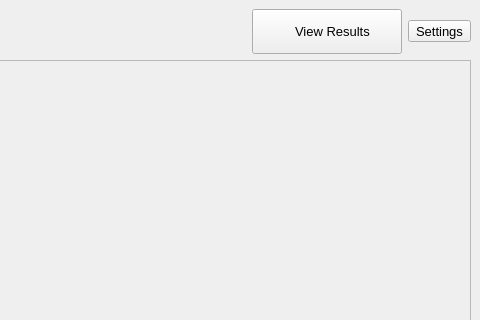
Above: src/crystalaspects/gui/mainwindow.ui from CrystalGrowerOrg/cgaspects before the change; both pictures show x 920 to 1400 and y 0 to 320 of the 1400 by 847 pixel window. Below: the same form after it.
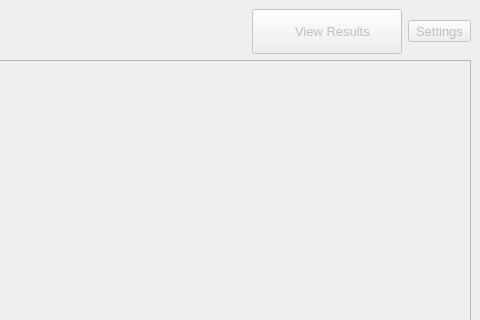
That is the form after the change. The open tabs and pages were chosen to show the change. Icons and pictures are not drawn.

Commit message: xyz double loading issue fixed and sliders connected

The edit to the form file:
```diff
--- a/src/crystalaspects/gui/mainwindow.ui
+++ b/src/crystalaspects/gui/mainwindow.ui
@@ -65,6 +65,9 @@
     </item>
     <item row="0" column="9">
      <widget class="QToolButton" name="settings_toolButton">
+      <property name="enabled">
+       <bool>false</bool>
+      </property>
       <property name="text">
        <string>Settings</string>
       </property>
@@ -859,6 +862,9 @@
     </item>
     <item row="0" column="8">
      <widget class="QPushButton" name="open_saved_pushButton">
+      <property name="enabled">
+       <bool>false</bool>
+      </property>
       <property name="sizePolicy">
        <sizepolicy hsizetype="Fixed" vsizetype="Fixed">
         <horstretch>0</horstretch>
```
Left out of the diff: 10 changed lines with no effect on the pictures. The commit also changes 6 other files.
